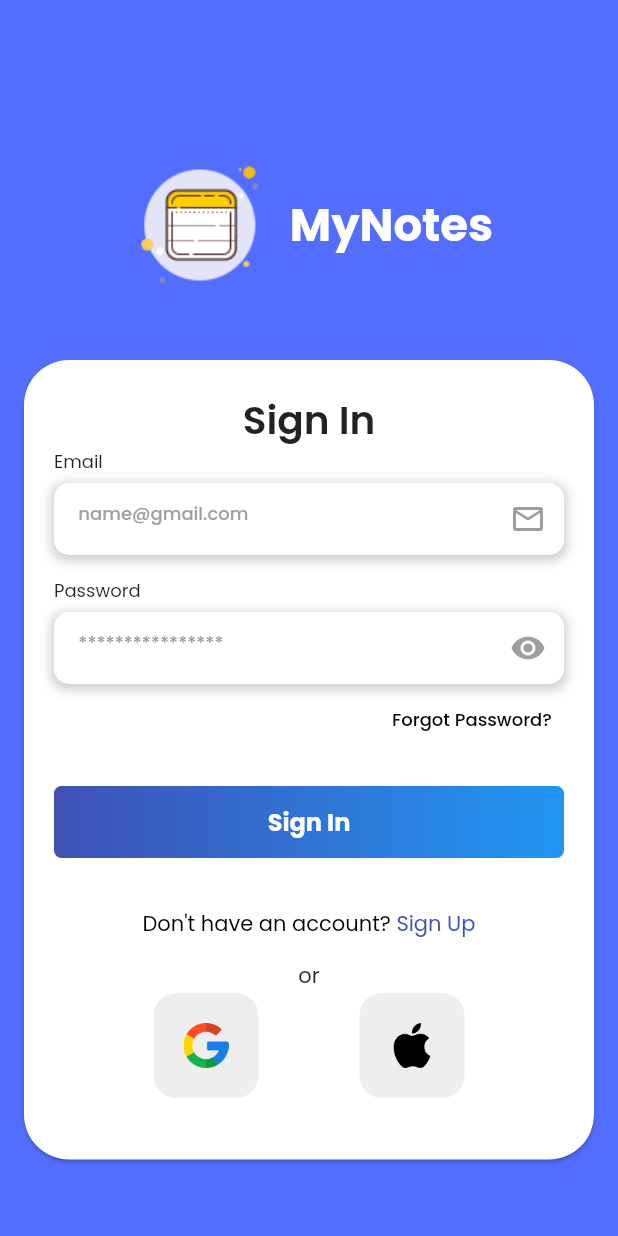
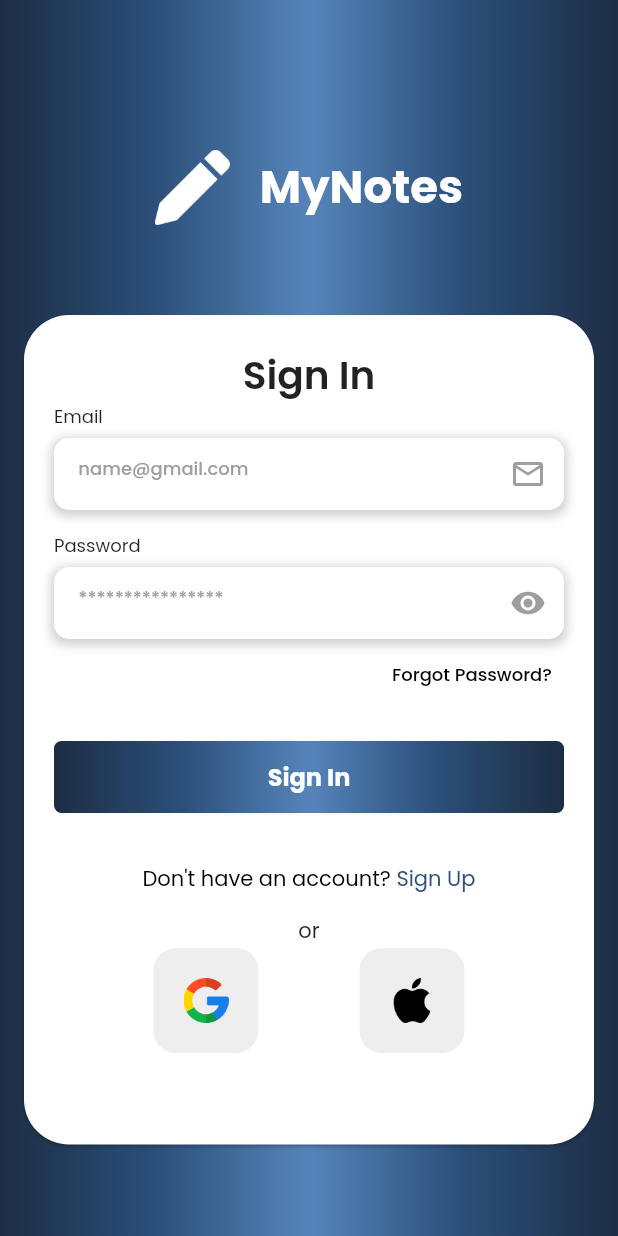
Before and after one commit to amirovsunnat/mynotes, a Flutter app: the screen it shows after launch, on a phone screen of 412 x 824 dp. Run offline on Flutter 3.47's test engine with Material 2 defaults, Android fonts, the light colour scheme and no system bars; our stand-ins replace another_flushbar, bloc, cloud_firestore, equatable, firebase_auth, firebase_core and 3 more; missing offline and left inert: share_extend; accounts and stored records are empty; generated files the repository leaves out were written again.

Commit message:
Add app icon and splash screen.

```diff
--- a/lib/main.dart
+++ b/lib/main.dart
@@ -28,10 +28,12 @@ void main() {
         create: (context) => AuthBloc(FireBaseAuthProvider()),
         child: const HomePage(),
       ),
-      routes: {
+
+
+         routes: {
         createOrUpdateNoteRoute: (context) => const CreateUpdateNoteScreen(),
       },
-    ),
+      ),
   );
 }
 
--- a/lib/screens/auth_screen.dart
+++ b/lib/screens/auth_screen.dart
@@ -180,7 +180,18 @@ class _AuthenticationScreenState extends State<AuthenticationScreen> {
               Container(
                 width: double.infinity,
                 height: double.infinity,
-                decoration: const BoxDecoration(color: Colors.indigoAccent),
+                decoration: const BoxDecoration(gradient: LinearGradient(
+  begin: AlignmentDirectional.centerStart,
+  end: Alignment.centerRight,
+  colors: [
+    Color.fromRGBO(29, 45, 68, 1),  // A deep navy blue
+    Color.fromRGBO(43, 79, 121, 1), // A vibrant blue
+    Color.fromRGBO(86, 132, 186, 1), // A lighter blue
+    Color.fromRGBO(43, 79, 121, 1), // A vibrant blue (repeated)
+    Color.fromRGBO(29, 45, 68, 1),  // A deep navy blue (repeated)
+  ],
+),
+),
               ),
               Align(
                 alignment: Alignment.topCenter,
@@ -194,9 +205,9 @@ class _AuthenticationScreenState extends State<AuthenticationScreen> {
                           mainAxisAlignment: MainAxisAlignment.center,
                           mainAxisSize: MainAxisSize.min,
                           children: [
-                            Image.asset("assets/images/logo.png"),
+                            Image.asset("assets/icon/icon.png", height: 50, color: Colors.white,),
                             const SizedBox(
-                              width: 10,
+                              width: 20,
                             ),
                             Text(
                               'MyNotes',
@@ -208,7 +219,7 @@ class _AuthenticationScreenState extends State<AuthenticationScreen> {
                           ],
                         ),
                         const SizedBox(
-                          height: 30,
+                          height: 50,
                         ),
                         Card(
                           margin: const EdgeInsets.only(top: 10),
@@ -218,7 +229,7 @@ class _AuthenticationScreenState extends State<AuthenticationScreen> {
                           color: Colors.white,
                           child: Padding(
                             padding: const EdgeInsets.only(
-                                top: 20, left: 20, right: 20, bottom: 40),
+                                top: 20, left: 20, right: 20, bottom: 60),
                             child: Column(
                               crossAxisAlignment: CrossAxisAlignment.start,
                               children: [
@@ -379,11 +390,18 @@ class _AuthenticationScreenState extends State<AuthenticationScreen> {
                                       borderRadius:
                                           BorderRadius.all(Radius.circular(5)),
                                       gradient: LinearGradient(
-                                        colors: [
-                                          Colors.indigo,
-                                          Colors.blue,
-                                        ],
-                                      ),
+  begin: AlignmentDirectional.centerStart,
+  end: Alignment.centerRight,
+  colors: [
+    Color.fromRGBO(29, 45, 68, 1),  // A deep navy blue
+    Color.fromRGBO(43, 79, 121, 1), // A vibrant blue
+    Color.fromRGBO(86, 132, 186, 1), // A lighter blue
+    Color.fromRGBO(43, 79, 121, 1), // A vibrant blue (repeated)
+    Color.fromRGBO(29, 45, 68, 1),  // A deep navy blue (repeated)
+  ],
+)
+
+
                                     ),
                                     child: ElevatedButton(
                                       onPressed: () async {
@@ -414,11 +432,17 @@ class _AuthenticationScreenState extends State<AuthenticationScreen> {
                                       borderRadius:
                                           BorderRadius.all(Radius.circular(5)),
                                       gradient: LinearGradient(
-                                        colors: [
-                                          Colors.indigo,
-                                          Colors.blue,
-                                        ],
-                                      ),
+  begin: AlignmentDirectional.centerStart,
+  end: Alignment.centerRight,
+  colors: [
+    Color.fromRGBO(29, 45, 68, 1),  // A deep navy blue
+    Color.fromRGBO(43, 79, 121, 1), // A vibrant blue
+    Color.fromRGBO(86, 132, 186, 1), // A lighter blue
+    Color.fromRGBO(43, 79, 121, 1), // A vibrant blue (repeated)
+    Color.fromRGBO(29, 45, 68, 1),  // A deep navy blue (repeated)
+  ],
+)
+
                                     ),
                                     child: ElevatedButton(
                                       onPressed: () async {
@@ -469,8 +493,7 @@ class _AuthenticationScreenState extends State<AuthenticationScreen> {
                                                 ? 'Sign Up'
                                                 : "Sign In",
                                             style: GoogleFonts.poppins(
-                                              color: Colors
-                                                  .indigo, // Set your desired text color for "Sign Up"
+                                              color: const Color.fromRGBO(43, 79, 121, 1),
                                             ),
                                           ),
                                         ],
--- a/lib/screens/notes/create_update_note.dart
+++ b/lib/screens/notes/create_update_note.dart
@@ -92,7 +92,7 @@ class _CreateUpdateNoteScreenState extends State<CreateUpdateNoteScreen> {
   Widget build(BuildContext context) {
     return Scaffold(
       appBar: AppBar(
-        backgroundColor: Colors.indigo,
+        backgroundColor: const Color.fromRGBO(43, 79, 121, 1),
         leading: IconButton(
             onPressed: () {
               Navigator.of(context).pop();
@@ -129,6 +129,7 @@ class _CreateUpdateNoteScreenState extends State<CreateUpdateNoteScreen> {
                   controller: _textController,
                   keyboardType: TextInputType.multiline,
                   maxLines: null,
+                  autofocus: true,
                   decoration: InputDecoration(
                       hintStyle: GoogleFonts.poppins(fontSize: 20),
                       border: InputBorder.none,
--- a/lib/screens/notes/notes_screen.dart
+++ b/lib/screens/notes/notes_screen.dart
@@ -33,7 +33,7 @@ class _NotesScreenState extends State<NotesScreen> {
     return Scaffold(
       appBar: AppBar(
         title: const Text("Notes"),
-        backgroundColor: Colors.indigo,
+        backgroundColor: const Color.fromRGBO(43, 79, 121, 1),
         actions: [
           PopupMenuButton<MenuActions>(
             padding: const EdgeInsets.all(10),
@@ -94,8 +94,16 @@ class _NotesScreenState extends State<NotesScreen> {
                           decoration: const BoxDecoration(
                             shape: BoxShape.circle,
                             gradient: LinearGradient(
-                              colors: [Colors.indigo, Colors.blueAccent],
-                            ),
+      begin: AlignmentDirectional.centerStart,
+      end: Alignment.centerRight,
+      colors: [
+        Color.fromRGBO(29, 45, 68, 1),
+        Color.fromRGBO(43, 79, 121, 1),
+        Color.fromRGBO(86, 132, 186, 1),
+        Color.fromRGBO(43, 79, 121, 1),
+        Color.fromRGBO(29, 45, 68, 1),
+      ],
+    ),
                           ),
                           child: IconButton(
                             onPressed: () {
--- a/lib/utilities/dialogs/loading_dialog.dart
+++ b/lib/utilities/dialogs/loading_dialog.dart
@@ -1,5 +1,4 @@
 import 'package:flutter/material.dart';
-import 'package:flutter/widgets.dart';
 
 typedef CloseDialog = void Function();
 
--- a/pubspec.yaml
+++ b/pubspec.yaml
@@ -51,6 +51,7 @@ dependencies:
   bloc: ^8.1.2
   flutter_bloc: ^8.1.3
   equatable: ^2.0.5
+  flutter_launcher_icons: ^0.13.1
 
 dev_dependencies:
   flutter_test:
@@ -79,7 +80,7 @@ flutter:
   assets:
     - assets/images/
     - assets/
-
+    - assets/icon/
   # An image asset can refer to one or more resolution-specific "variants", see
   # https://flutter.dev/assets-and-images/#resolution-aware
 
```
Also changed, not shown: assets/icon/icon.png (added), assets/images/logo.png (deleted), assets/images/notes.png (deleted), pubspec.lock, 36 other files.
